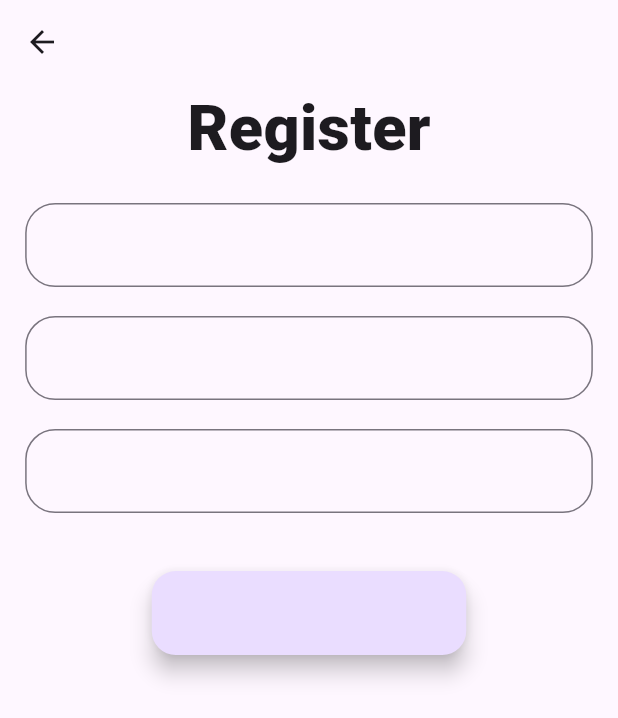
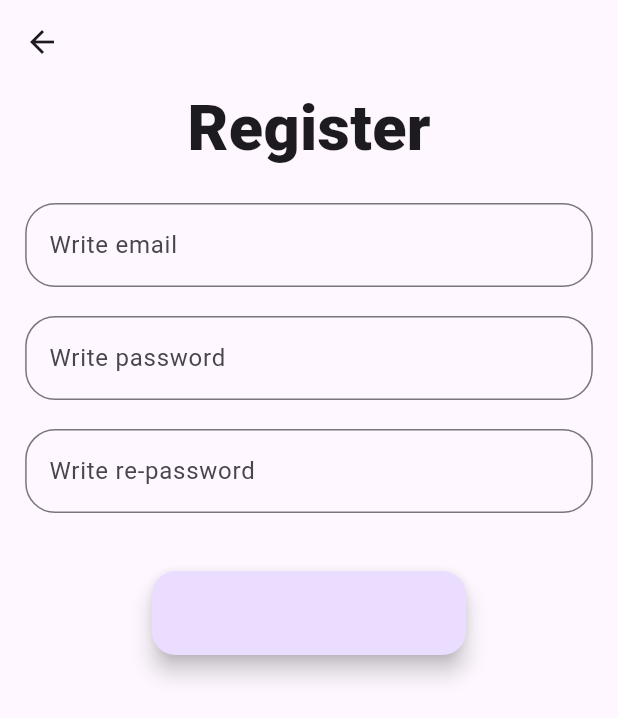
Before and after one commit to 14cvd/Task, a Flutter app: the screen it shows after launch, after a tap on "Register", on a phone screen of 412 x 824 dp. Shown: the top 718 px of the screen. Run offline on Flutter 3.47's test engine with Material 3 defaults, Android fonts, the phone set to English and light mode, and no system bars; our stand-ins replace flutter_screenutil, hive, hive_flutter; accounts and stored records are empty.

Commit message:
fix auth (demo)

```diff
--- /dev/null
+++ b/lib/feature/data/dto/auth_dto.dart
@@ -0,0 +1,31 @@
+// data/models/user_model.dart
+import 'package:hive/hive.dart';
+import 'package:task/feature/domain/entities/auth.dart';
+
+part 'auth_dto.g.dart';
+
+@HiveType(typeId: 1)
+class AuthDto extends Auth {
+  @HiveField(0)
+  // ignore: annotate_overrides, overridden_fields
+  final String email;
+  @HiveField(1)
+  // ignore: overridden_fields, annotate_overrides
+  final String password;
+
+  AuthDto({required this.email, required this.password}) : super(email: email, password: password);
+
+  factory AuthDto.fromJson(Map<String, dynamic> json) {
+    return AuthDto(
+      email: json['email'],
+      password: json['password'],
+    );
+  }
+
+  Map<String, dynamic> toJson() {
+    return {
+      'email': email,
+      'password': password,
+    };
+  }
+}
--- /dev/null
+++ b/lib/feature/data/repository/auth_repository.dart
@@ -0,0 +1,4 @@
+abstract class AuthRepository {
+  Future<bool> login(String email, String password);
+  Future<bool> register(String email, String password);
+}
--- /dev/null
+++ b/lib/feature/data/repository/auth_repository_impl.dart
@@ -0,0 +1,35 @@
+// data/repositories/user_repository_impl.dart
+import 'package:task/feature/data/dto/auth_dto.dart';
+import 'package:task/feature/domain/repository/auth_repository.dart';
+
+import '../source/local/auth_storage.dart';
+import '../source/local/local_storage.dart';
+
+class AuthRepositoryImpl implements AuthRepository {
+  final HiveUserDataSource hiveDataSource;
+  final LocalStorageImpl jsonDataSource;
+
+  AuthRepositoryImpl({required this.hiveDataSource, required this.jsonDataSource});
+
+  @override
+  Future<bool> login(String email, String password) async {
+    // Hive'dan kontrol et
+    bool hiveResult = await hiveDataSource.login(email, password);
+    if (hiveResult) return true;
+
+    // JSON'dan kontrol et
+    List<AuthDto> users = await jsonDataSource.loadAuth();
+    AuthDto? user = users.firstWhere(
+      (user) => user.email == email && user.password == password,
+    );
+
+    // ignore: unnecessary_null_comparison
+    return user != null;
+  }
+
+  @override
+  Future<bool> register(String email, String password) async {
+    // JSON dosyasında kayıt yapılmaz, sadece Hive'da kayıt yapılır.
+    return hiveDataSource.register(email, password);
+  }
+}
--- /dev/null
+++ b/lib/feature/data/source/local/auth_storage.dart
@@ -0,0 +1,24 @@
+import 'package:hive/hive.dart';
+import 'package:task/feature/domain/entities/auth.dart';
+
+class HiveUserDataSource {
+  Box<Auth> userBox = Hive.box<Auth>('authV1');
+
+  Future<bool> login(String username, String password) async {
+    Auth? auth = userBox.values.firstWhere(
+      (user) => user.email == username && user.password == password,
+      orElse: () => Auth(email: username, password: password),
+    );
+
+    return auth.email == username && auth.password == password;
+  }
+
+  Future<bool> register(String username, String password) async {
+    if (userBox.values.any((user) => user.email == username)) {
+      return false;
+    } else {
+      userBox.add(Auth(email: username, password: password));
+      return true;
+    }
+  }
+}
--- /dev/null
+++ b/lib/feature/domain/entities/auth.dart
@@ -0,0 +1,5 @@
+class Auth {
+  final String email;
+  final String password;
+  Auth({required this.email, required this.password});
+}
--- /dev/null
+++ b/lib/feature/domain/repository/auth_repository.dart
@@ -0,0 +1,4 @@
+abstract class AuthRepository {
+  Future<bool> login(String email, String password);
+  Future<bool> register(String email, String password);
+}
--- /dev/null
+++ b/lib/feature/domain/usecases/login_usecases.dart
@@ -0,0 +1,11 @@
+
+import '../repository/auth_repository.dart';
+
+class Login {
+  final AuthRepository repository;
+  Login(this.repository);
+
+  Future<bool> execute(String email, String password) async {
+    return repository.login(email, password);
+  }
+}
--- /dev/null
+++ b/lib/feature/domain/usecases/register_usecases.dart
@@ -0,0 +1,10 @@
+import '../repository/auth_repository.dart';
+
+class Register {
+  final AuthRepository repository;
+  Register(this.repository);
+
+  Future<bool> exacute(String email, String password) async {
+    return repository.register(email, password);
+  }
+}
--- a/lib/feature/presentation/app.dart
+++ b/lib/feature/presentation/app.dart
@@ -9,14 +9,13 @@ class App extends StatelessWidget {
   const App({super.key});
 
   @override
-  @override
   Widget build(BuildContext context) {
     return ScreenUtilInit(
       designSize: Size(AppSize.width, AppSize.height),
       child: MaterialApp(
         theme: AppTheme.appTheme,
         debugShowCheckedModeBanner: false,
-        home: const LoginScreen(),
+        home:  LoginScreen(),
       ),
     );
   }
--- a/lib/feature/presentation/screen/login/login.dart
+++ b/lib/feature/presentation/screen/login/login.dart
@@ -1,17 +1,33 @@
 import 'package:flutter/material.dart';
-import 'package:flutter/widgets.dart';
 import 'package:flutter_screenutil/flutter_screenutil.dart';
-
+import 'package:provider/provider.dart';
+import '../../viewmodels/auth_view_model.dart';
 import '../../widget/custom_button.dart';
 import '../../widget/custom_title.dart';
 import '../../widget/text_field.dart';
 import '../main/main.dart';
 import '../register/register.dart';
-class LoginScreen extends StatelessWidget {
+
+class LoginScreen extends StatefulWidget {
   const LoginScreen({super.key});
 
   @override
+  State<LoginScreen> createState() => _LoginScreenState();
+}
+
+class _LoginScreenState extends State<LoginScreen> {
+  late final TextEditingController email;
+  late final TextEditingController password;
+  @override
+  void initState() {
+    super.initState();
+    email = TextEditingController();
+    password = TextEditingController();
+  }
+
+  @override
   Widget build(BuildContext context) {
+    final authProvider = Provider.of<AuthViewModel>(context);
     return Scaffold(
       body: Column(
         mainAxisAlignment: MainAxisAlignment.spaceBetween,
@@ -27,14 +43,20 @@ class LoginScreen extends StatelessWidget {
                       padding: const EdgeInsets.only(top: 40.0, left: 16, right: 16),
                       child: Column(
                         children: <Widget>[
-                          const CustomTextFormField(),
+                          CustomTextFormField(controller: email),
                           SizedBox(height: 12.h),
-                          const CustomTextFormField(),
+                          CustomTextFormField(controller: password),
                           SizedBox(height: 20.h),
                           CustomButton(
-                            onPressed: () {
-                              Navigator.push(
-                                  context, MaterialPageRoute(builder: (context) => const MainScreen()));
+                            onPressed: () async {
+                              final success = await authProvider.login(email.text, password.text);
+                              if (success) {
+                                // ignore: use_build_context_synchronously
+                                await Navigator.push(
+                                    context, MaterialPageRoute(builder: (context) => const MainScreen()));
+                              } else {
+                                debugPrint("erorr");
+                              }
                             },
                           )
                         ],
--- a/lib/feature/presentation/screen/register/register.dart
+++ b/lib/feature/presentation/screen/register/register.dart
@@ -1,16 +1,33 @@
 import 'package:flutter/material.dart';
 import 'package:flutter_screenutil/flutter_screenutil.dart';
+import 'package:provider/provider.dart';
 
+import '../../viewmodels/auth_view_model.dart';
 import '../../widget/custom_button.dart';
 import '../../widget/custom_title.dart';
 import '../../widget/text_field.dart';
 import '../main/main.dart';
 
-class RegisterScreen extends StatelessWidget {
+class RegisterScreen extends StatefulWidget {
   const RegisterScreen({super.key});
 
   @override
+  State<RegisterScreen> createState() => _RegisterScreenState();
+}
+
+class _RegisterScreenState extends State<RegisterScreen> {
+  late final TextEditingController email;
+  late final TextEditingController password;
+  @override
+  void initState() {
+    super.initState();
+    email = TextEditingController();
+    password = TextEditingController();
+  }
+
+  @override
   Widget build(BuildContext context) {
+    final authProvider = Provider.of<AuthViewModel>(context);
     return Scaffold(
       appBar: AppBar(),
       body: Padding(
@@ -20,15 +37,28 @@ class RegisterScreen extends StatelessWidget {
             children: <Widget>[
               const CustomTitle(title: "Register"),
               SizedBox(height: 20.h),
-              const CustomTextFormField(),
+              CustomTextFormField(
+                controller: email,
+                hintText: "Write email",
+              ),
               SizedBox(height: 20.h),
-              const CustomTextFormField(),
+              CustomTextFormField(
+                controller: password,
+                hintText: "Write password",
+              ),
               SizedBox(height: 20.h),
-              const CustomTextFormField(),
+              const CustomTextFormField(
+                hintText: "Write re-password",
+              ),
               SizedBox(height: 40.h),
               CustomButton(
-                onPressed: () {
-                  Navigator.push(context, MaterialPageRoute(builder: (context) => const MainScreen()));
+                onPressed: () async {
+                  final success = await authProvider.register(email.text, password.text);
+                  if (success) {
+                    Navigator.push(context, MaterialPageRoute(builder: (context) => const MainScreen()));
+                  } else {
+                    debugPrint("Error register");
+                  }
                 },
               )
             ],
--- /dev/null
+++ b/lib/feature/presentation/viewmodels/auth_view_model.dart
@@ -0,0 +1,35 @@
+import 'package:flutter/material.dart';
+import 'package:task/feature/domain/entities/auth.dart';
+
+import '../../domain/usecases/login_usecases.dart';
+import '../../domain/usecases/register_usecases.dart';
+
+class AuthViewModel extends ChangeNotifier {
+  final Login loginUseCase;
+  final Register registerUseCase;
+
+  Auth? _currentUser;
+  Auth? get currentUser => _currentUser;
+
+  AuthViewModel({required this.loginUseCase, required this.registerUseCase});
+
+  Future<bool> login(String email, String password) async {
+    final success = await loginUseCase.execute(email, password);
+    if (success) {
+      _currentUser = Auth(email: email, password: password);
+    }
+    notifyListeners();
+    return success;
+  }
+
+  Future<bool> register(String email, String password) async {
+    final success = await registerUseCase.exacute(email, password);
+    notifyListeners();
+    return success;
+  }
+
+  void logout() {
+    _currentUser = null;
+    notifyListeners();
+  }
+}
--- a/lib/feature/presentation/widget/text_field.dart
+++ b/lib/feature/presentation/widget/text_field.dart
@@ -1,12 +1,14 @@
 import 'package:flutter/material.dart';
 
 class CustomTextFormField extends StatelessWidget {
-  const CustomTextFormField({super.key, this.hintText});
+  const CustomTextFormField({super.key, this.hintText, this.controller});
   final String? hintText;
+  final TextEditingController? controller;
 
   @override
   Widget build(BuildContext context) {
     return TextFormField(
+      controller: controller,
       decoration: InputDecoration(
         hintText: hintText,
         border: const OutlineInputBorder(
--- a/lib/main.dart
+++ b/lib/main.dart
@@ -2,25 +2,54 @@ import 'package:flutter/material.dart';
 import 'package:flutter/services.dart';
 import 'package:hive_flutter/hive_flutter.dart';
 import 'package:provider/provider.dart';
+import 'package:task/feature/data/dto/auth_dto.dart';
 import 'package:task/feature/data/dto/users_dto.dart';
-import 'package:task/feature/presentation/app.dart';
-
+import 'feature/data/repository/auth_repository_impl.dart';
+import 'feature/data/source/local/auth_storage.dart';
+import 'feature/data/source/local/local_storage.dart';
+import 'feature/domain/entities/auth.dart';
+import 'feature/domain/usecases/login_usecases.dart';
+import 'feature/domain/usecases/register_usecases.dart';
+import 'feature/presentation/app.dart';
 import 'feature/presentation/screen/main/provider/user_provider.dart';
+import 'feature/presentation/viewmodels/auth_view_model.dart';
 
 Future<void> main() async {
+  WidgetsFlutterBinding.ensureInitialized(); // Önce burayı çağırıyoruz
   await Hive.initFlutter();
   Hive.registerAdapter(UserDtoAdapter());
-  await Hive.openBox<UserDtoAdapter>('taskV1');
-  WidgetsFlutterBinding.ensureInitialized();
+  Hive.registerAdapter(AuthDtoAdapter());
+  await Hive.openBox<UserDto>('taskV1');
+  await Hive.openBox<Auth>('authV1');
+
   SystemChrome.setPreferredOrientations([
     DeviceOrientation.portraitUp,
     DeviceOrientation.portraitDown,
   ]);
 
-  runApp(MultiProvider(
-    providers: [
-      ChangeNotifierProvider(create: (_) => UserProvider()),
-    ],
-    child: const App(),
-  ));
+  final hiveDataSource = HiveUserDataSource();
+  final localJsonUserDataSource = LocalStorageImpl();
+  final authRepository = AuthRepositoryImpl(
+    hiveDataSource: hiveDataSource,
+    jsonDataSource: localJsonUserDataSource,
+  );
+
+  final loginUseCase = Login(authRepository);
+  final registerUseCase = Register(authRepository);
+  final authViewModel = AuthViewModel(
+    loginUseCase: loginUseCase,
+    registerUseCase: registerUseCase,
+  );
+
+  runApp(
+    MultiProvider(
+      providers: [
+        ChangeNotifierProvider(create: (_) => UserProvider()),
+        ChangeNotifierProvider<AuthViewModel>(
+          create: (context) => authViewModel,
+        ),
+      ],
+      child: const App(),
+    )
+  );
 }
```
Also changed, not shown: lib/feature/data/source/local/local_storage.dart (+9 -0 lines), lib/feature/domain/entities/user.dart (added, +8 -0 lines), lib/feature/presentation/screen/login/provider/login_provider.dart (added, +14 -0 lines), lib/feature/presentation/screen/register/provider/register_provider.dart (added, +14 -0 lines), lib/feature/data/dto/auth_dto.g.dart (added).
